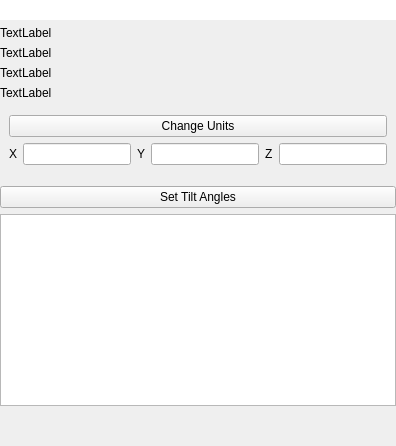
Old version of the form tomviz/DataPropertiesPanel.ui in the repository OpenChemistry/tomviz.
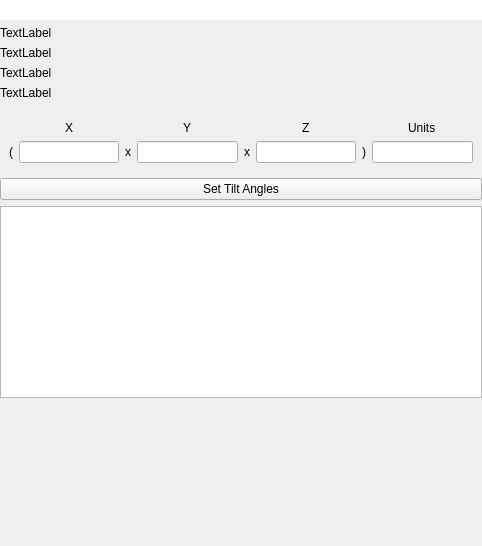
New version of the form.

Commit message: Modified 'unit and size' UI

The edit to the form file:
```diff
--- a/tomviz/DataPropertiesPanel.ui
+++ b/tomviz/DataPropertiesPanel.ui
@@ -2,6 +2,14 @@
 <ui version="4.0">
  <class>DataPropertiesPanel</class>
  <widget class="QWidget" name="DataPropertiesPanel">
+  <property name="geometry">
+   <rect>
+    <x>0</x>
+    <y>0</y>
+    <width>482</width>
+    <height>546</height>
+   </rect>
+  </property>
   <property name="windowTitle">
    <string>Form</string>
   </property>
@@ -62,65 +70,109 @@
      </property>
     </widget>
    </item>
-  <item>
+   <item>
+    <widget class="QWidget" name="PropertiesButtons" native="true">
+     <layout class="QHBoxLayout" name="horizontalLayout">
+      <property name="margin">
+       <number>0</number>
+      </property>
+     </layout>
+    </widget>
+   </item>
+   <item>
     <widget class="QWidget" name="LengthWidget" native="true">
      <layout class="QVBoxLayout" name="verticalLayout1">
       <item>
-       <widget class="QPushButton" name="changeUnitsButton">
-        <property name="text">
-         <string>Change Units</string>
-        </property>
-       </widget>
-      </item>
-      <item>
-       <layout class="QHBoxLayout" name="horizontalLayout_2">
-        <item>
+       <layout class="QGridLayout" name="gridLayout_2">
+        <item row="1" column="0">
+         <widget class="QLabel" name="leftBracketLabel">
+          <property name="text">
+           <string>(</string>
+          </property>
+         </widget>
+        </item>
+        <item row="1" column="6">
+         <widget class="QLabel" name="rightBracketLabel">
+          <property name="text">
+           <string>)</string>
+          </property>
+         </widget>
+        </item>
+        <item row="0" column="5" alignment="Qt::AlignHCenter">
+         <widget class="QLabel" name="zLabel">
+          <property name="text">
+           <string>Z</string>
+          </property>
+         </widget>
+        </item>
+        <item row="1" column="4">
+         <widget class="QLabel" name="multiplyLabel2">
+          <property name="text">
+           <string>x</string>
+          </property>
+         </widget>
+        </item>
+        <item row="1" column="1">
+         <widget class="QLineEdit" name="xLengthBox">
+          <property name="alignment">
+           <set>Qt::AlignCenter</set>
+          </property>
+         </widget>
+        </item>
+        <item row="1" column="5">
+         <widget class="QLineEdit" name="zLengthBox">
+          <property name="alignment">
+           <set>Qt::AlignCenter</set>
+          </property>
+         </widget>
+        </item>
+        <item row="0" column="1" alignment="Qt::AlignHCenter">
          <widget class="QLabel" name="xLabel">
           <property name="text">
            <string>X</string>
           </property>
          </widget>
         </item>
-        <item>
-         <widget class="QLineEdit" name="xLengthBox"/>
+        <item row="1" column="2">
+         <widget class="QLabel" name="multiplyLabel1">
+          <property name="text">
+           <string>x</string>
+          </property>
+         </widget>
         </item>
-        <item>
+        <item row="1" column="3">
+         <widget class="QLineEdit" name="yLengthBox">
+          <property name="alignment">
+           <set>Qt::AlignCenter</set>
+          </property>
+         </widget>
+        </item>
+        <item row="0" column="3" alignment="Qt::AlignHCenter">
          <widget class="QLabel" name="yLabel">
           <property name="text">
            <string>Y</string>
           </property>
          </widget>
         </item>
-        <item>
-         <widget class="QLineEdit" name="yLengthBox"/>
+        <item row="1" column="7">
+         <widget class="QLineEdit" name="unitBox">
+          <property name="alignment">
+           <set>Qt::AlignCenter</set>
+          </property>
+         </widget>
         </item>
-        <item>
-         <widget class="QLabel" name="zLabel">
+        <item row="0" column="7" alignment="Qt::AlignHCenter">
+         <widget class="QLabel" name="unitLabel">
           <property name="text">
-           <string>Z</string>
+           <string>Units</string>
           </property>
          </widget>
         </item>
-        <item>
-         <widget class="QLineEdit" name="zLengthBox"/>
-        </item>
        </layout>
       </item>
      </layout>
     </widget>
    </item>
-   <item>
-    <widget class="QWidget" name="PropertiesButtons" native="true">
-     <layout class="QHBoxLayout" name="horizontalLayout">
-      <property name="spacing">
-       <number>6</number>
-      </property>
-      <property name="margin">
-       <number>0</number>
-      </property>
-     </layout>
-    </widget>
-   </item>
    <item>
     <widget class="QPushButton" name="SetTiltAnglesButton">
      <property name="text">
```
The commit also changes 2 other files.
